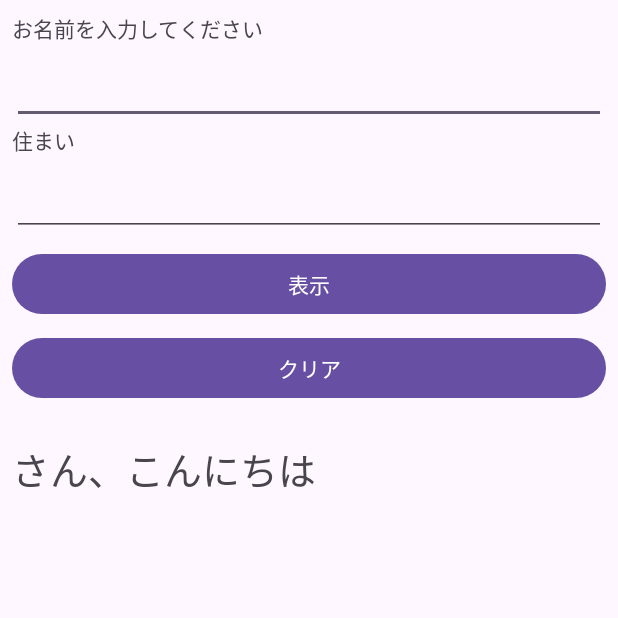
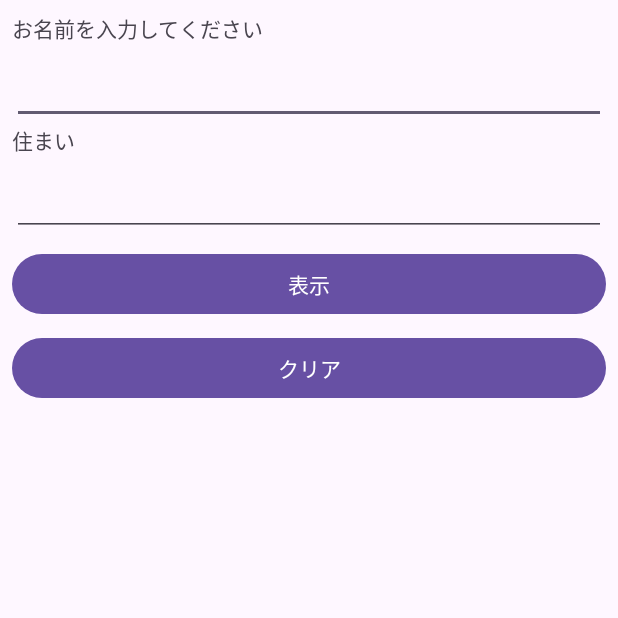
Before and after one commit to stc-c22001/MyHello, an Android app: the screen it shows after launch (MainActivity), after a tap on "表示", on a phone screen of 412 x 824 dp, the top half of it. Run offline under Robolectric (Android 15) with nearby library versions, the phone set to English and light mode, and no system bars.

Commit message:
Second commit

```diff
--- a/app/src/main/java/jp/suntech/c22001/myhello/MainActivity.java
+++ b/app/src/main/java/jp/suntech/c22001/myhello/MainActivity.java
@@ -30,7 +30,7 @@ public class MainActivity extends AppCompatActivity {
 
 
             String inputStr = input.getText().toString();
-            output.setText(inputStr + "さん、こんにちは");
+            output.setText(inputStr);
 
         }
 
```
